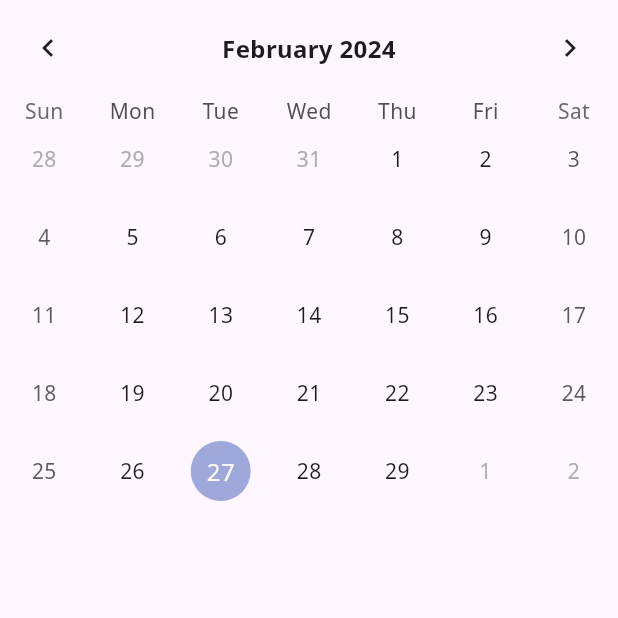
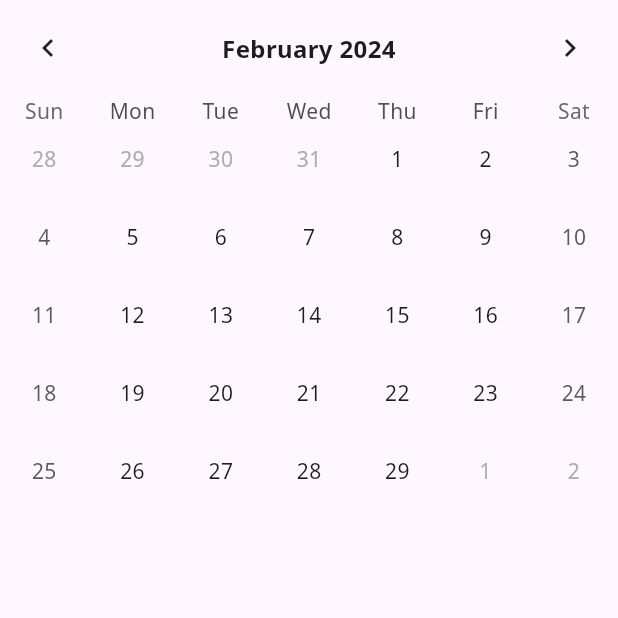
Before and after one commit to kimgeuntae/flutter_calendar_scheduler, a Flutter app: the screen it shows after launch, on a phone screen of 412 x 824 dp, the top half of it. Run offline on Flutter 3.47's test engine with Material 3 defaults, Android fonts, the phone set to English and light mode, and no system bars; drawn by our look-alikes of table_calendar.

Commit message:
Mod: 오늘 날짜 하이라이트 제거

```diff
--- a/lib/component/calendar.dart
+++ b/lib/component/calendar.dart
@@ -25,6 +25,9 @@ class _CalendarState extends State<Calendar> {
           fontSize: 16.0,
         ),
       ),
+      calendarStyle: CalendarStyle(
+        isTodayHighlighted: false,
+      ),
       onDaySelected: (DateTime selectedDay, DateTime focusedDay) {
         print(selectedDay);
         setState(() {
```
